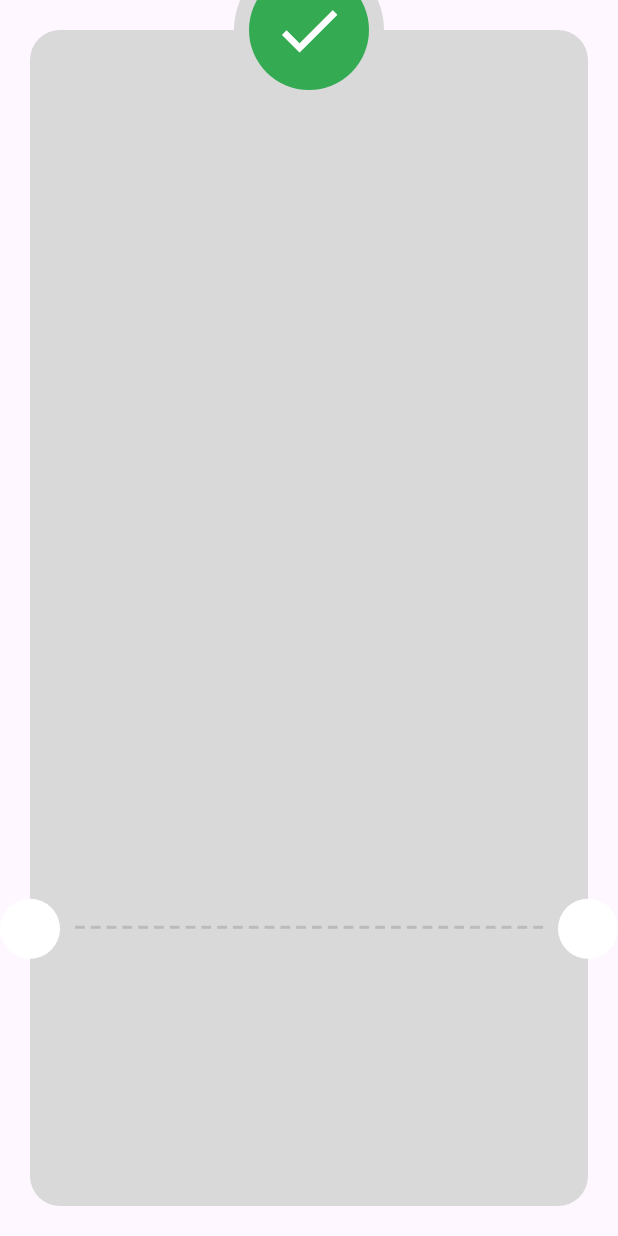
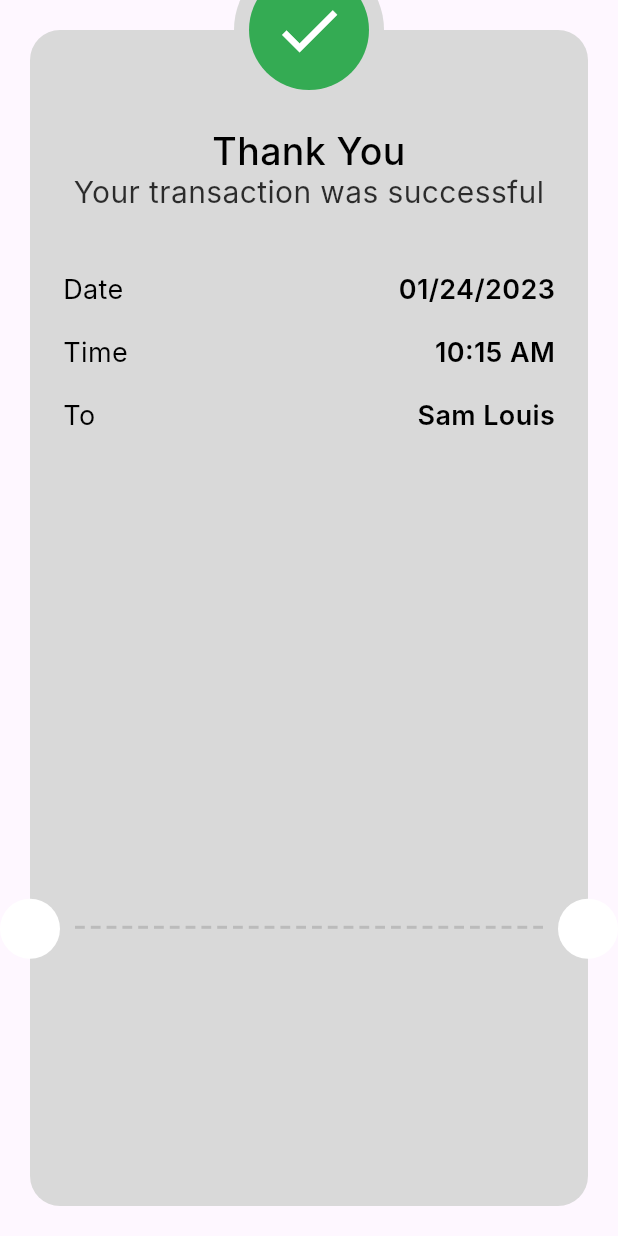
Before and after one commit to MohamedAliShosha/checkout_feature, a Flutter app: the ThankYouView screen opened directly, on a phone screen of 412 x 824 dp. Run offline on Flutter 3.47's test engine with Material 3 defaults, Android fonts, the phone set to English and light mode, and no system bars; our stand-ins replace flutter_credit_card; missing offline and left inert: svg_flutter; Roboto replaces fonts that are missing (Inter).

Commit message:
feat: add ThankYouCard and PaymentItemInfo widgets for enhanced checkout experience

```diff
--- /dev/null
+++ b/lib/features/checkout/presentation/views/widgets/payment_item_info.dart
@@ -0,0 +1,27 @@
+import 'package:flutter/material.dart';
+import 'package:paymentgateways_app/core/utils/styles.dart';
+
+class PaymentItemInfo extends StatelessWidget {
+  const PaymentItemInfo({super.key, required this.title, required this.value});
+
+  final String title, value;
+
+  @override
+  Widget build(BuildContext context) {
+    return Row(
+      mainAxisAlignment: MainAxisAlignment.spaceBetween,
+      children: [
+        Text(
+          title,
+          textAlign: TextAlign.center,
+          style: Styles.style18,
+        ),
+        Text(
+          value,
+          textAlign: TextAlign.center,
+          style: Styles.styleBold18,
+        ),
+      ],
+    );
+  }
+}
--- a/lib/features/checkout/presentation/views/widgets/thank_you_card.dart
+++ b/lib/features/checkout/presentation/views/widgets/thank_you_card.dart
@@ -1,4 +1,6 @@
 import 'package:flutter/material.dart';
+import 'package:paymentgateways_app/core/utils/styles.dart';
+import 'package:paymentgateways_app/features/checkout/presentation/views/widgets/payment_item_info.dart';
 
 class ThankYouCard extends StatelessWidget {
   const ThankYouCard({
@@ -8,12 +10,56 @@ class ThankYouCard extends StatelessWidget {
   @override
   Widget build(BuildContext context) {
     return Container(
+      width: double.infinity, // To take the available space
       decoration: ShapeDecoration(
         color: const Color(0xffD9D9D9),
         shape: RoundedRectangleBorder(
           borderRadius: BorderRadius.circular(20),
         ),
       ),
+      child: Padding(
+        padding: const EdgeInsets.only(
+          top: 50 +
+              16, // 50 is the radius of the circle , and 16 is tha actual padding between the circle and the text
+          right: 22,
+          left: 22,
+        ),
+        child: Column(
+          children: [
+            const Text(
+              'Thank You',
+              textAlign: TextAlign.center,
+              style: Styles.style25,
+            ),
+            Text(
+              'Your transaction was successful',
+              textAlign: TextAlign.center,
+              style: Styles.style20,
+            ),
+            const SizedBox(
+              height: 42,
+            ),
+            const PaymentItemInfo(
+              title: 'Date',
+              value: '01/24/2023',
+            ),
+            const SizedBox(
+              height: 20,
+            ),
+            const PaymentItemInfo(
+              title: 'Time',
+              value: '10:15 AM',
+            ),
+            const SizedBox(
+              height: 20,
+            ),
+            const PaymentItemInfo(
+              title: 'To',
+              value: 'Sam Louis',
+            ),
+          ],
+        ),
+      ),
     );
   }
 }
```
